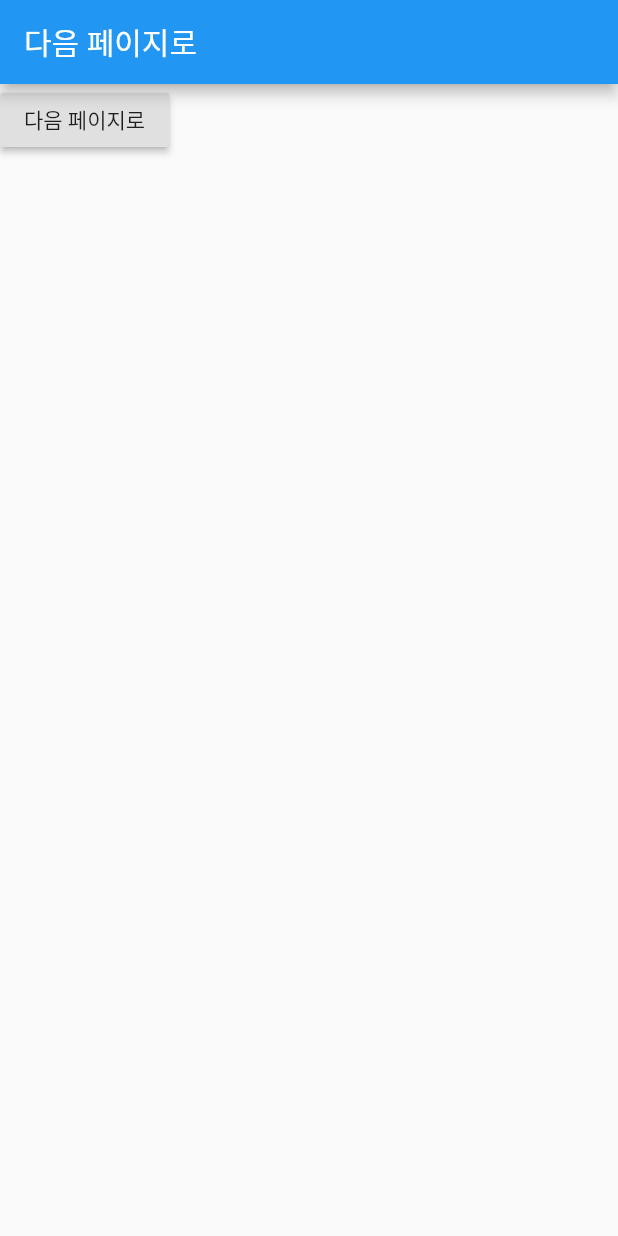
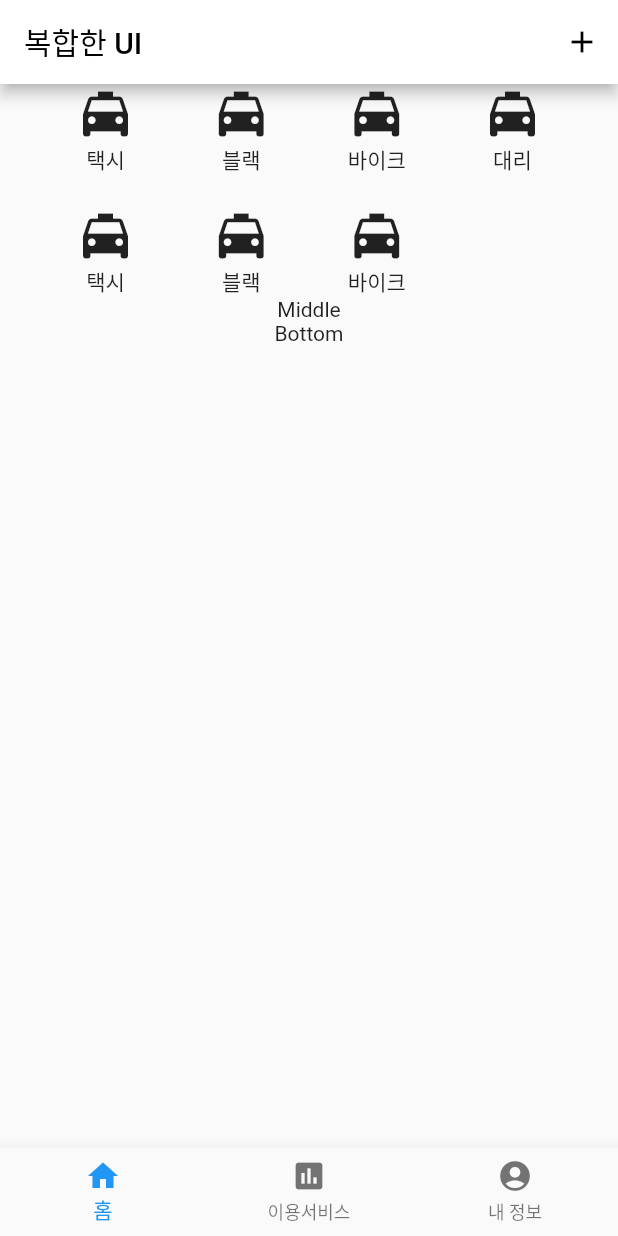
Before and after one commit to iinow/flutter_live_coding, a Flutter app: the screen it shows after launch, on a phone screen of 412 x 824 dp. Run offline on Flutter 3.47's test engine with Material 2 defaults, Android fonts, the phone set to English and light mode, and no system bars.

Commit message:
ui 추가

```diff
--- a/lib/main.dart
+++ b/lib/main.dart
@@ -3,6 +3,7 @@ import 'package:live_coding/components/ExRadio.dart';
 import 'package:live_coding/components/ExRow.dart';
 import 'package:live_coding/components/ExScroll.dart';
 import 'package:live_coding/components/ExStack.dart';
+import 'package:live_coding/screens/ComplexPage.dart';
 import 'package:live_coding/screens/FirstStatefulPage.dart';
 import 'package:live_coding/screens/SecondStatefulPage.dart';
 
@@ -10,38 +11,45 @@ import 'components/Square.dart';
 
 void main() {
   runApp(MyApp());
+  // runApp(ComplexPage());
 }
 
 class MyApp extends StatelessWidget {
   @override
   Widget build(BuildContext context) {
+    // return MaterialApp(
+    //   title: 'Flutter Demo',
+    //   theme: ThemeData(
+    //     primarySwatch: Colors.blue,
+    //     visualDensity: VisualDensity.adaptivePlatformDensity,
+    //   ),
+    //   debugShowCheckedModeBanner: false,
+    //   onGenerateRoute: (settings) {
+    //     final args = settings.arguments as Map;
+    //     if (settings.name == '/first') {
+    //       return MaterialPageRoute(
+    //         settings: settings,
+    //         builder: (ctx) => FirstStatefulPage(),
+    //       );
+    //     } else if (settings.name == '/second') {
+    //       return MaterialPageRoute(
+    //         settings: settings,
+    //         builder: (ctx) => SecondStatefulPage(person: args['person']),
+    //       );
+    //     }
+    //     return null;
+    //   },
+    //   // routes: {
+    //   //   '/first': (context) => FirstStatefulPage(),
+    //   //   '/second': (context) => SecondStatefulPage(person: null),
+    //   // },x
+    //   home: MyHomePage(title: 'Flutter Demo Home Page'),
+    // );
     return MaterialApp(
-      title: 'Flutter Demo',
+      home: ComplexPage(),
       theme: ThemeData(
-        primarySwatch: Colors.blue,
-        visualDensity: VisualDensity.adaptivePlatformDensity,
+        primaryColor: Colors.white,
       ),
-      debugShowCheckedModeBanner: false,
-      onGenerateRoute: (settings) {
-        final args = settings.arguments as Map;
-        if (settings.name == '/first') {
-          return MaterialPageRoute(
-            settings: settings,
-            builder: (ctx) => FirstStatefulPage(),
-          );
-        } else if (settings.name == '/second') {
-          return MaterialPageRoute(
-            settings: settings,
-            builder: (ctx) => SecondStatefulPage(person: args['person']),
-          );
-        }
-        return null;
-      },
-      // routes: {
-      //   '/first': (context) => FirstStatefulPage(),
-      //   '/second': (context) => SecondStatefulPage(person: null),
-      // },
-      home: MyHomePage(title: 'Flutter Demo Home Page'),
     );
   }
 }
--- /dev/null
+++ b/lib/screens/ComplexPage.dart
@@ -0,0 +1,54 @@
+import 'package:flutter/material.dart';
+import 'package:live_coding/screens/Page.dart';
+
+class ComplexPage extends StatefulWidget {
+  ComplexPage({Key key}) : super(key: key);
+
+  @override
+  _ComplexPageState createState() => _ComplexPageState();
+}
+
+class _ComplexPageState extends State<ComplexPage> {
+  var _index = 0;
+  final pages = [
+    Page1(),
+    Page2(),
+    Page3(),
+  ];
+
+  @override
+  Widget build(BuildContext context) {
+    return Scaffold(
+      appBar: AppBar(
+        backgroundColor: Colors.white,
+        title: Text(
+          '복합한 UI',
+          style: TextStyle(color: Colors.black),
+        ),
+        actions: [
+          IconButton(
+            icon: Icon(Icons.add),
+            onPressed: () {},
+          ),
+        ],
+      ),
+      body: Center(
+        child: pages[_index],
+      ),
+      bottomNavigationBar: BottomNavigationBar(
+        onTap: (index) {
+          setState(() {
+            _index = index;
+          });
+        },
+        currentIndex: _index,
+        items: [
+          BottomNavigationBarItem(icon: Icon(Icons.home), label: '홈'),
+          BottomNavigationBarItem(icon: Icon(Icons.assessment), label: '이용서비스'),
+          BottomNavigationBarItem(
+              icon: Icon(Icons.account_circle), label: '내 정보'),
+        ],
+      ),
+    );
+  }
+}
--- /dev/null
+++ b/lib/screens/Page.dart
@@ -0,0 +1,147 @@
+import 'package:flutter/material.dart';
+
+class Page1 extends StatelessWidget {
+  const Page1({Key key}) : super(key: key);
+
+  @override
+  Widget build(BuildContext context) {
+    return Column(
+      children: [
+        _buildTop(),
+        _buildMiddle(),
+        _buildBottom(),
+      ],
+    );
+  }
+
+  Widget _buildTop() {
+    return Column(
+      children: [
+        Row(
+          mainAxisAlignment: MainAxisAlignment.spaceEvenly,
+          children: [
+            Column(
+              children: [
+                Icon(
+                  Icons.local_taxi,
+                  size: 40,
+                ),
+                Text('택시'),
+              ],
+            ),
+            Column(
+              children: [
+                Icon(
+                  Icons.local_taxi,
+                  size: 40,
+                ),
+                Text('블랙'),
+              ],
+            ),
+            Column(
+              children: [
+                Icon(
+                  Icons.local_taxi,
+                  size: 40,
+                ),
+                Text('바이크'),
+              ],
+            ),
+            Column(
+              children: [
+                Icon(
+                  Icons.local_taxi,
+                  size: 40,
+                ),
+                Text('대리'),
+              ],
+            ),
+          ],
+        ),
+        SizedBox(
+          height: 20,
+        ),
+        Row(
+          mainAxisAlignment: MainAxisAlignment.spaceEvenly,
+          children: [
+            Column(
+              children: [
+                Icon(
+                  Icons.local_taxi,
+                  size: 40,
+                ),
+                Text('택시'),
+              ],
+            ),
+            Column(
+              children: [
+                Icon(
+                  Icons.local_taxi,
+                  size: 40,
+                ),
+                Text('블랙'),
+              ],
+            ),
+            Column(
+              children: [
+                Icon(
+                  Icons.local_taxi,
+                  size: 40,
+                ),
+                Text('바이크'),
+              ],
+            ),
+            Opacity(
+              opacity: 0,
+              child: Column(
+                children: [
+                  Icon(
+                    Icons.local_taxi,
+                    size: 40,
+                  ),
+                  Text('대리'),
+                ],
+              ),
+            ),
+          ],
+        ),
+      ],
+    );
+  }
+
+  Widget _buildMiddle() {
+    return Text('Middle');
+  }
+
+  Widget _buildBottom() {
+    return Text('Bottom');
+  }
+}
+
+class Page2 extends StatelessWidget {
+  const Page2({Key key}) : super(key: key);
+
+  @override
+  Widget build(BuildContext context) {
+    return Center(
+      child: Text(
+        '이용 서비스',
+        style: TextStyle(fontSize: 40),
+      ),
+    );
+  }
+}
+
+class Page3 extends StatelessWidget {
+  const Page3({Key key}) : super(key: key);
+
+  @override
+  Widget build(BuildContext context) {
+    return Center(
+      child: Text(
+        '내 정보',
+        style: TextStyle(fontSize: 40),
+      ),
+    );
+  }
+}
```
